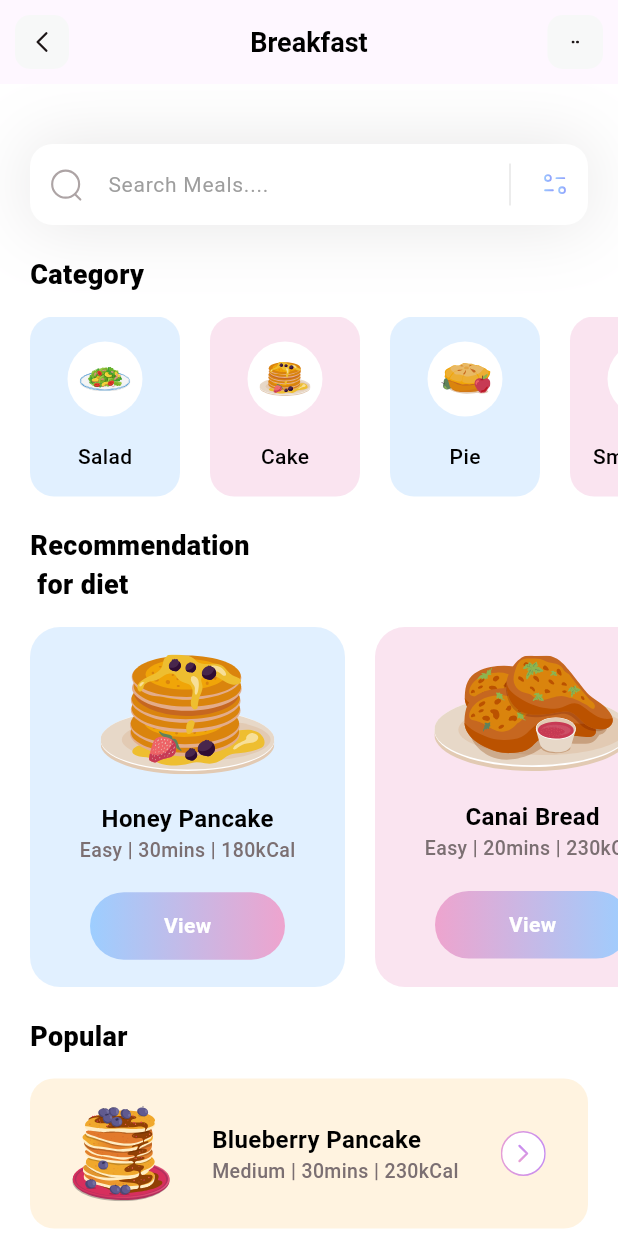
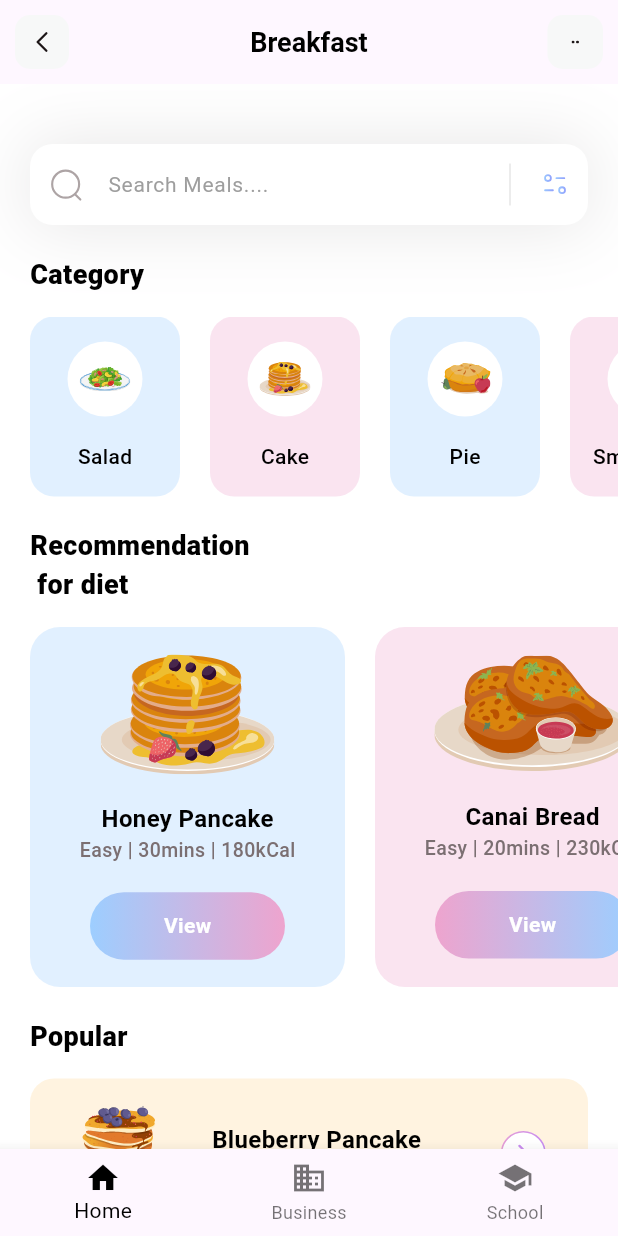
Before and after one commit to harshtiwari1810/fitness, a Flutter app: the screen it shows after launch, on a phone screen of 412 x 824 dp. Run offline on Flutter 3.47's test engine with Material 3 defaults, Android fonts, the phone set to English and light mode, and no system bars; our stand-ins replace flutter_svg.

Commit message:
BottomNavBar
Added BottomNavBar

```diff
--- a/lib/Pages/home.dart
+++ b/lib/Pages/home.dart
@@ -2,7 +2,6 @@ import 'package:fitness/Models/category_model.dart';
 import 'package:fitness/Models/diet_model.dart';
 import 'package:fitness/Models/popular_model.dart';
 import "package:flutter/material.dart";
-import 'package:flutter/widgets.dart';
 import 'package:flutter_svg/flutter_svg.dart';
 
 class HomePage extends StatelessWidget {
--- a/lib/main.dart
+++ b/lib/main.dart
@@ -1,4 +1,4 @@
-import 'package:fitness/Pages/home.dart';
+import 'package:fitness/nav_bar.dart';
 import 'package:flutter/material.dart';
 
 void main() {
@@ -11,9 +11,9 @@ class MyApp extends StatelessWidget {
   // This widget is the root of your application.
   @override
   Widget build(BuildContext context) {
-    return MaterialApp(
+    return const MaterialApp(
       debugShowCheckedModeBanner: false,
-      home: HomePage(),
+      home: BottomNavigationBarExample(),
     );
   }
 }
--- /dev/null
+++ b/lib/nav_bar.dart
@@ -0,0 +1,62 @@
+import 'package:fitness/Pages/home.dart';
+import 'package:flutter/material.dart';
+
+class BottomNavigationBarExample extends StatefulWidget {
+  const BottomNavigationBarExample({super.key});
+
+  @override
+  State<BottomNavigationBarExample> createState() =>
+      _BottomNavigationBarExampleState();
+}
+
+class _BottomNavigationBarExampleState
+    extends State<BottomNavigationBarExample> {
+  int _selectedIndex = 0;
+  static const TextStyle optionStyle =
+      TextStyle(fontSize: 30, fontWeight: FontWeight.bold);
+  static final List<Widget> _widgetOptions = <Widget>[
+    HomePage(),
+    const Text(
+      'Index 1: Business',
+      style: optionStyle,
+    ),
+    const Text(
+      'Index 2: School',
+      style: optionStyle,
+    ),
+  ];
+
+  void _onItemTapped(int index) {
+    setState(() {
+      _selectedIndex = index;
+    });
+  }
+
+  @override
+  Widget build(BuildContext context) {
+    return Scaffold(
+      body: Center(
+        child: _widgetOptions.elementAt(_selectedIndex),
+      ),
+      bottomNavigationBar: BottomNavigationBar(
+        items: const <BottomNavigationBarItem>[
+          BottomNavigationBarItem(
+            icon: Icon(Icons.home),
+            label: 'Home',
+          ),
+          BottomNavigationBarItem(
+            icon: Icon(Icons.business),
+            label: 'Business',
+          ),
+          BottomNavigationBarItem(
+            icon: Icon(Icons.school),
+            label: 'School',
+          ),
+        ],
+        currentIndex: _selectedIndex,
+        selectedItemColor: Colors.black,
+        onTap: _onItemTapped,
+      ),
+    );
+  }
+}
```
